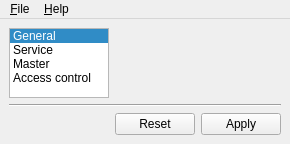
Old version of the form configurator/src/MainWindow.ui in the repository veyon/veyon.
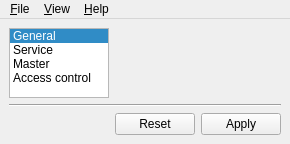
New version of the form. Icons and pictures are not drawn. Custom widgets are drawn as their Qt base class.

Commit message:
Configurator: add support for view modes
This allows to simplify the standard view mode to hide all advanced
settings not relevant for most users.

Patch:
```diff
--- a/configurator/src/MainWindow.ui
+++ b/configurator/src/MainWindow.ui
@@ -124,14 +124,6 @@
    </layout>
   </widget>
   <widget class="QMenuBar" name="menubar">
-   <property name="geometry">
-    <rect>
-     <x>0</x>
-     <y>0</y>
-     <width>572</width>
-     <height>36</height>
-    </rect>
-   </property>
    <widget class="QMenu" name="menu_File">
     <property name="title">
      <string>&amp;File</string>
@@ -150,7 +142,15 @@
     <addaction name="actionAboutVeyon"/>
     <addaction name="actionAboutQt"/>
    </widget>
+   <widget class="QMenu" name="menu_View">
+    <property name="title">
+     <string>&amp;View</string>
+    </property>
+    <addaction name="viewModeStandard"/>
+    <addaction name="viewModeAdvanced"/>
+   </widget>
    <addaction name="menu_File"/>
+   <addaction name="menu_View"/>
    <addaction name="menu_Help"/>
   </widget>
   <action name="actionQuit">
```
Left out of the diff: 16 changed lines with no effect on the pictures. The commit also changes 19 other files.
